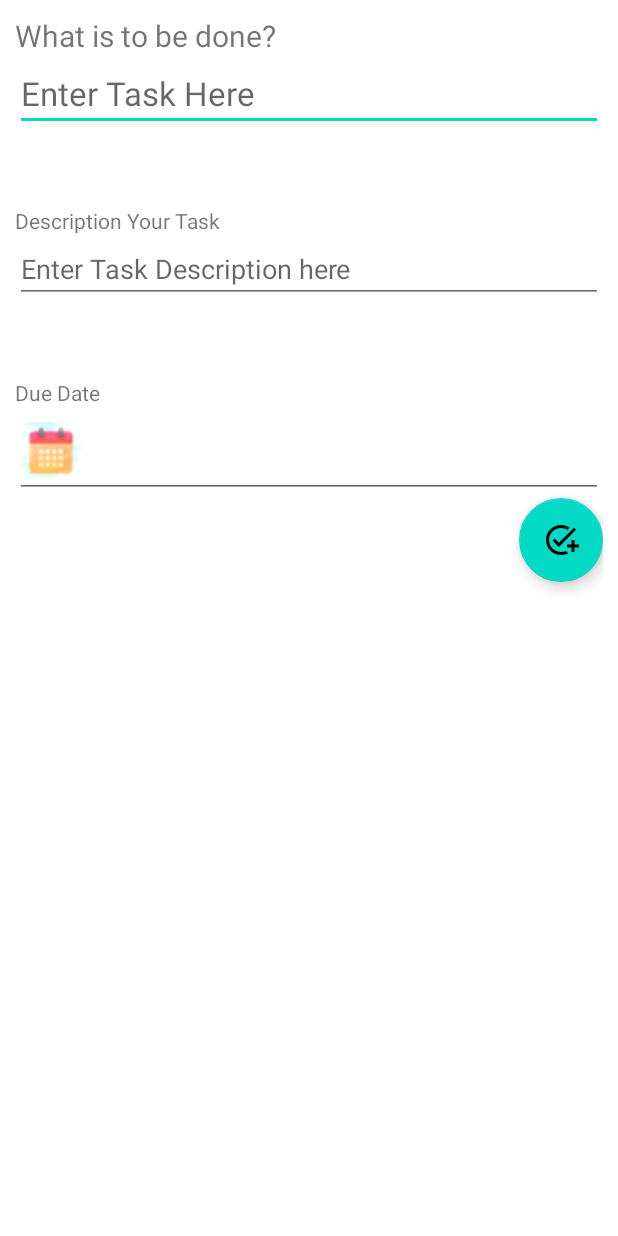
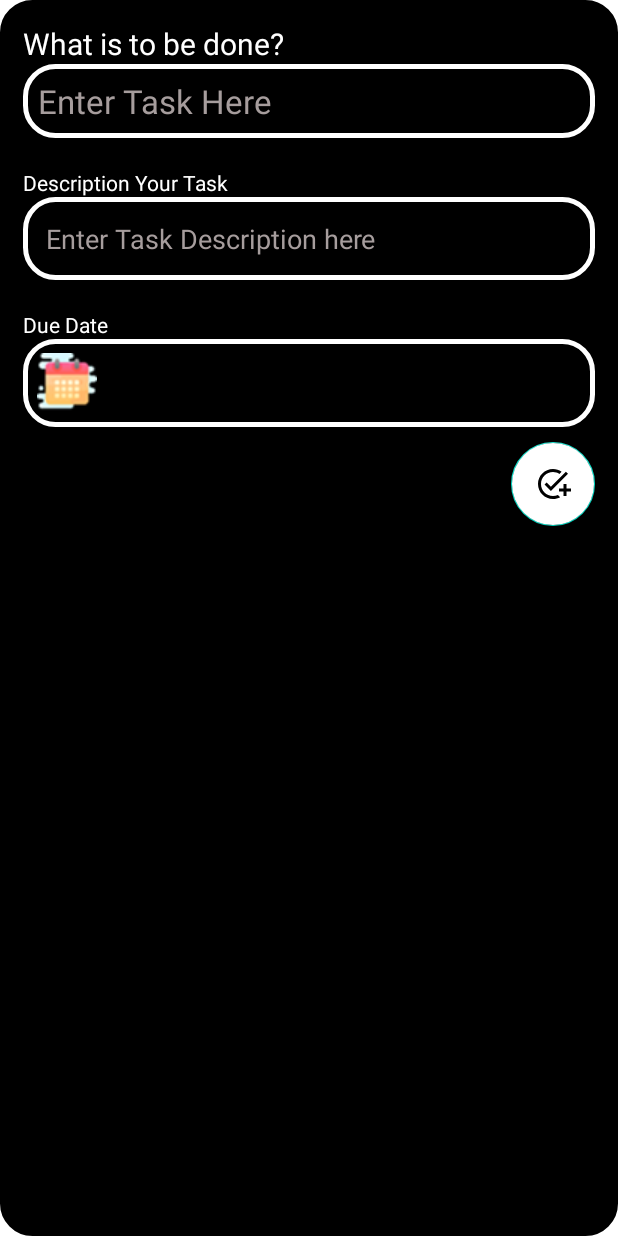
Before and after one commit to Aman-Singh-Rawat/ToDoApp, an Android app: the layout custom_dialog.xml on its own in the app's theme, with its tools: preview values and no code run, on a phone screen of 412 x 824 dp. Run offline under Robolectric (Android 15) with nearby library versions, the phone set to English and light mode, and no system bars.

Commit message:
- All warning resolve - design the app

```diff
--- /dev/null
+++ b/app/src/main/res/drawable/custom_dialog_bg.xml
@@ -0,0 +1,15 @@
+<?xml version="1.0" encoding="utf-8"?>
+<selector xmlns:android="http://schemas.android.com/apk/res/android">
+
+    <item>
+        <shape android:shape="rectangle">
+
+            <stroke
+                android:width="3dp"
+                android:color="@color/white"/>
+
+            <corners
+                android:radius="20dp"/>
+        </shape>
+    </item>
+</selector>
--- a/app/src/main/res/layout/custom_dialog.xml
+++ b/app/src/main/res/layout/custom_dialog.xml
@@ -3,62 +3,83 @@
     android:layout_width="match_parent"
     android:layout_height="match_parent"
     xmlns:app="http://schemas.android.com/apk/res-auto"
-    android:padding="10dp">
-
+    android:padding="15dp"
+    android:background="@drawable/custom_dialog_bg"
+    android:backgroundTint="@color/black">
 
     <TextView
         android:id="@+id/textView2"
         android:layout_width="match_parent"
         android:layout_height="wrap_content"
-        android:text="What is to be done?"
+        android:text="@string/what_is_to_be_done"
         android:textSize="20sp"
         app:layout_constraintEnd_toEndOf="parent"
         app:layout_constraintStart_toStartOf="parent"
-        app:layout_constraintTop_toTopOf="parent" />
+        app:layout_constraintTop_toTopOf="parent"
+        android:textColor="@color/white"/>
 
     <EditText
         android:id="@+id/dataAddingTask"
         android:layout_width="match_parent"
         android:layout_height="wrap_content"
-        android:hint="Enter Task Here"
+        android:hint="@string/enter_task_here"
         app:layout_constraintEnd_toEndOf="parent"
         app:layout_constraintStart_toStartOf="parent"
         app:layout_constraintTop_toBottomOf="@+id/textView2"
-        android:textSize="22sp"/>
+        android:textSize="22sp"
+        android:background="@drawable/custom_dialog_bg"
+        android:textColor="@color/white"
+        android:textColorHint="#A69D9D"
+        android:padding="10dp"
+        android:autofillHints="none"
+        android:inputType="text" />
 
     <TextView
         android:id="@+id/textView"
         android:layout_width="match_parent"
         android:layout_height="wrap_content"
-        android:text="Description Your Task"
+        android:text="@string/description_your_task"
         app:layout_constraintEnd_toEndOf="parent"
         app:layout_constraintStart_toStartOf="parent"
         app:layout_constraintTop_toBottomOf="@+id/dataAddingTask"
-        android:layout_marginTop="50dp"/>
+        android:layout_marginTop="20dp"
+        android:textColor="@color/white"/>
 
 
     <EditText
         android:id="@+id/dataAddingDescription"
         android:layout_width="match_parent"
         android:layout_height="wrap_content"
-        android:hint="Enter Task Description here"
-        app:layout_constraintTop_toBottomOf="@+id/textView"/>
+        android:hint="@string/enter_task_description_here"
+        app:layout_constraintTop_toBottomOf="@+id/textView"
+        android:background="@drawable/custom_dialog_bg"
+        android:padding="15dp"
+        android:textColorHint="#A69D9D"
+        android:textColor="@color/white"
+        android:autofillHints="none"
+        android:inputType="textLongMessage"/>
 
     <TextView
         android:id="@+id/textView3"
         android:layout_width="match_parent"
         android:layout_height="wrap_content"
-        android:text="Due Date"
+        android:text="@string/due_date"
         app:layout_constraintTop_toBottomOf="@+id/dataAddingDescription"
-        android:layout_marginTop="50dp"/>
+        android:layout_marginTop="20dp"
+        android:textColor="@color/white"/>
 
     <EditText
         android:id="@+id/dataAddingCalendar"
         android:layout_width="match_parent"
         android:layout_height="wrap_content"
         android:drawableStart="@drawable/calendar"
-        android:inputType="none"
-        app:layout_constraintTop_toBottomOf="@+id/textView3"/>
+        android:inputType="date"
+        app:layout_constraintTop_toBottomOf="@+id/textView3"
+        android:background="@drawable/custom_dialog_bg"
+        android:textColorHint="@color/white"
+        android:textColor="@color/white"
+        android:autofillHints="Date"
+        android:padding="9dp"/>
 
     <com.google.android.material.floatingactionbutton.FloatingActionButton
         android:id="@+id/dataAddingButton"
@@ -66,6 +87,9 @@
         android:layout_height="wrap_content"
         android:src="@drawable/addtask"
         app:layout_constraintEnd_toEndOf="parent"
-        app:layout_constraintTop_toBottomOf="@+id/dataAddingCalendar"/>
+        app:layout_constraintTop_toBottomOf="@+id/dataAddingCalendar"
+        android:backgroundTint="#ffff"
+        android:layout_marginTop="10dp"
+        android:contentDescription="@string/addbtn" />
 
 </androidx.constraintlayout.widget.ConstraintLayout>
--- a/app/src/main/res/values/strings.xml
+++ b/app/src/main/res/values/strings.xml
@@ -1,3 +1,12 @@
 <resources>
     <string name="app_name">ToDoApp DemoTwo</string>
+    <string name="what_is_to_be_done">What is to be done?</string>
+    <string name="enter_task_here">Enter Task Here</string>
+    <string name="description_your_task">Description Your Task</string>
+    <string name="enter_task_description_here">Enter Task Description here</string>
+    <string name="due_date">Due Date</string>
+    <string name="addbtn">AddBtn</string>
+    <string name="title">Title</string>
+    <string name="descripton">Descripton</string>
+    <string name="todo">TODO</string>
 </resources>
```
Also changed, not shown: app/src/main/res/layout/activity_main.xml (+7 -6 lines), app/src/main/res/layout/adapter_layout.xml (+11 -8 lines).
